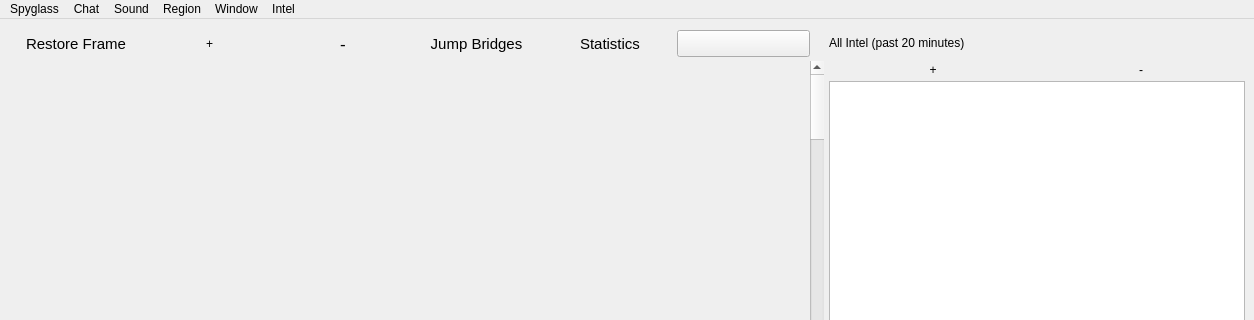
Qt form src/vi/ui/MainWindow.ui (jkey-67/spyglass) before a commit; both pictures show x 0 to 1254 and y 0 to 320 of the 1254 by 798 pixel window.
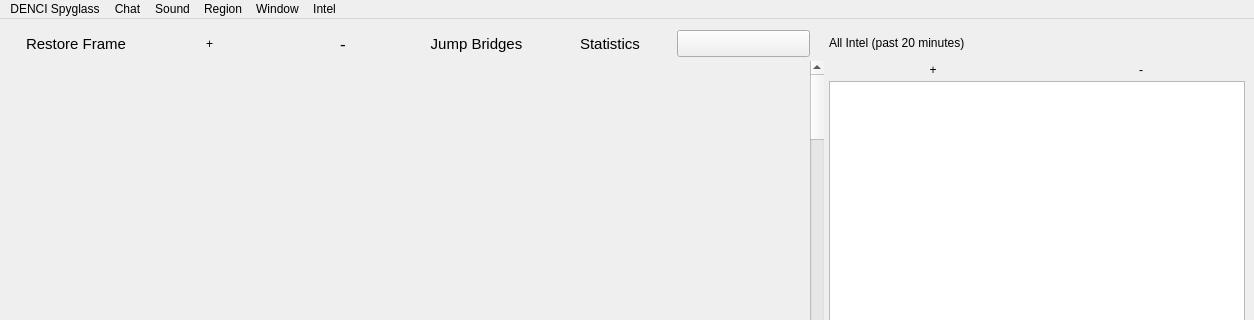
The same form after that commit. Icons and pictures are not drawn. Custom widgets are drawn as their Qt base class.

Commit message: Appname changed DENCI Spyglass

Patch:
```diff
--- a/src/vi/ui/MainWindow.ui
+++ b/src/vi/ui/MainWindow.ui
@@ -438,7 +438,7 @@
    </property>
    <widget class="QMenu" name="menu">
     <property name="title">
-     <string>Spyglass</string>
+     <string>DENCI Spyglass</string>
     </property>
     <addaction name="separator"/>
     <addaction name="infoAction"/>
```
The commit also changes 2 other files.
